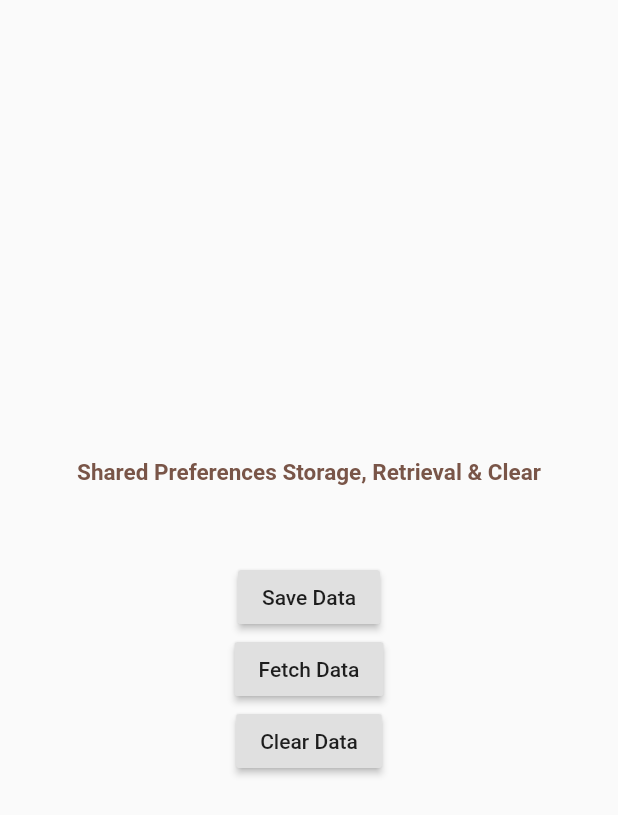
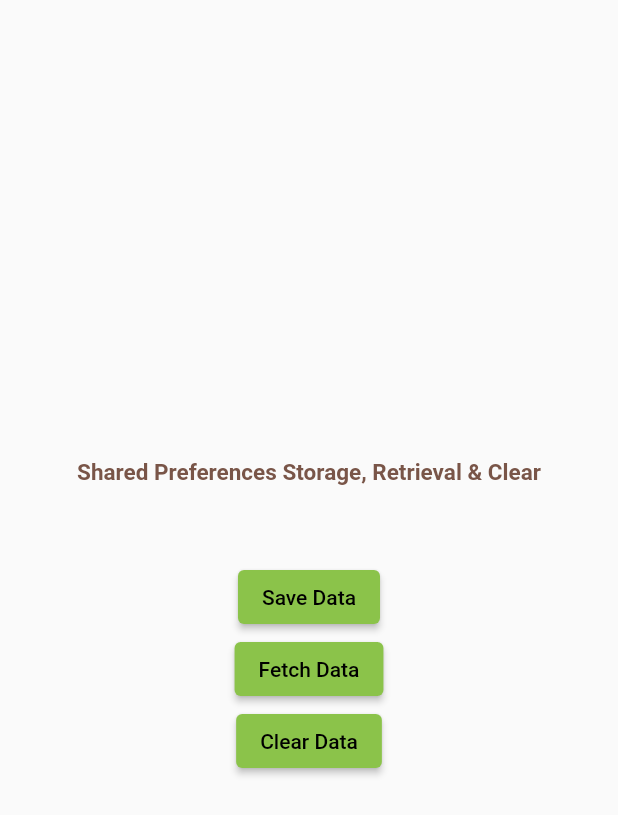
Before and after one commit to SupreetRonad/puthon1, a Flutter app: the CartButton widget shown alone on an empty page, opened directly, after a tap on "Save Data", on a phone screen of 412 x 824 dp. Shown: the top 815 px of the screen. Run offline on Flutter 3.47's test engine with Material 2 defaults, Android fonts, the phone set to English and light mode, and no system bars; our stand-ins replace cloud_firestore, date_time_picker, firebase_auth, firebase_core, firebase_messaging, flutter_advanced_switch and 6 more; missing offline and left inert: expansion_card, hawk_fab_menu, menu_button, qrscans; accounts and stored records are empty; network calls fail.

Commit message:
cart thing in progress

```diff
--- a/puthon/lib/Screens/User/cartButton.dart
+++ b/puthon/lib/Screens/User/cartButton.dart
@@ -1,5 +1,3 @@
-import 'dart:developer';
-
 import 'package:flutter/material.dart';
 import 'package:shared_preferences/shared_preferences.dart';
 
@@ -25,9 +23,9 @@ class CartButton extends StatelessWidget {
               Text("Shared Preferences Storage, Retrieval & Clear",
                 style: TextStyle(fontSize: 15,color: Colors.brown,fontWeight: FontWeight.bold),),
               SizedBox(height: 50,),
-              RaisedButton(child: Text("Save Data"), onPressed: save),
-              RaisedButton(child: Text("Fetch Data"),onPressed: fetch),
-              RaisedButton(child: Text("Clear Data"),onPressed: remove)
+              ElevatedButton(child: Text("Save Data"), onPressed: save),
+              ElevatedButton(child: Text("Fetch Data"),onPressed: fetch),
+              ElevatedButton(child: Text("Clear Data"),onPressed: remove)
             ],
           ),
         ),
@@ -39,11 +37,11 @@ class CartButton extends StatelessWidget {
 save() async {
   await CartButton().init();
 
-  prefs.setInt('int', 10);
+  prefs.setInt('chicken', 10);
 
-  prefs.setString('string', "Abhi");
+  prefs.setString('chicken1', "chicken");
 
-  prefs.setDouble('int', 3.14);
+  prefs.setDouble('double', 3.14);
 
   prefs.setBool('boolean', true);
 
@@ -51,19 +49,19 @@ save() async {
 }
 
 fetch() async {
-  final myInt = prefs.getInt('int') ?? 0;
+  final myInt = prefs.getInt('chicken') ?? 0;
 
   final myDouble = prefs.getDouble('double') ?? 0.0;
 
   final myBool = prefs.getBool('boolean') ?? false;
 
-  final myString = prefs.getString('string') ?? '';
+  final myString = prefs.getString('chicken1') ?? '';
 
   final myStringList = prefs.getStringList('stringlist') ?? [];
 
-  log("\n Int  - $myInt \n double - $myDouble \n boolean - $myBool \n string - $myString \n stringlist - $myStringList");
+  print("\n Int  - $myInt \n double - $myDouble \n boolean - $myBool \n string - $myString \n stringlist - $myStringList");
 }
 
 remove() async {
-  prefs.remove('int');
+  prefs.remove('chicken');
 }
```
Also changed, not shown: puthon/lib/Screens/Admin/itemCard.dart (+7 -4 lines), puthon/lib/Screens/User/homeScreen.dart (+10 -14 lines), puthon/lib/Screens/User/userControlButtons.dart (+16 -5 lines), puthon/pubspec.lock.
